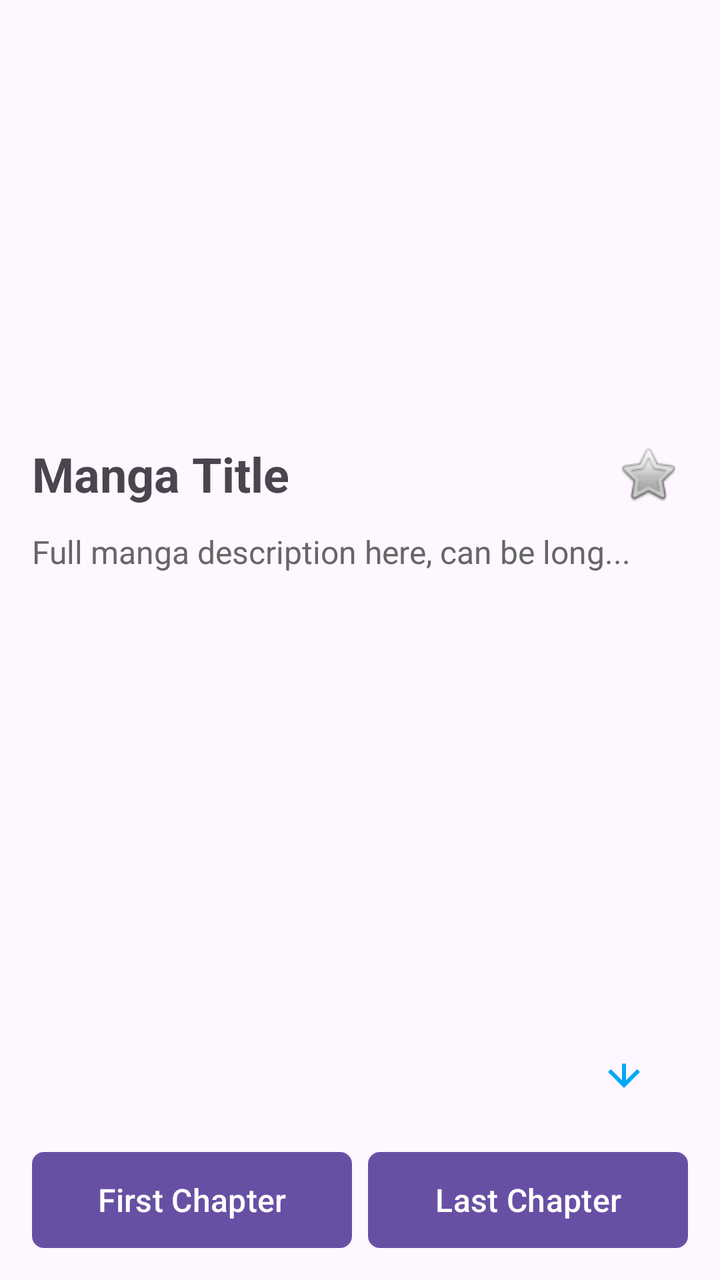
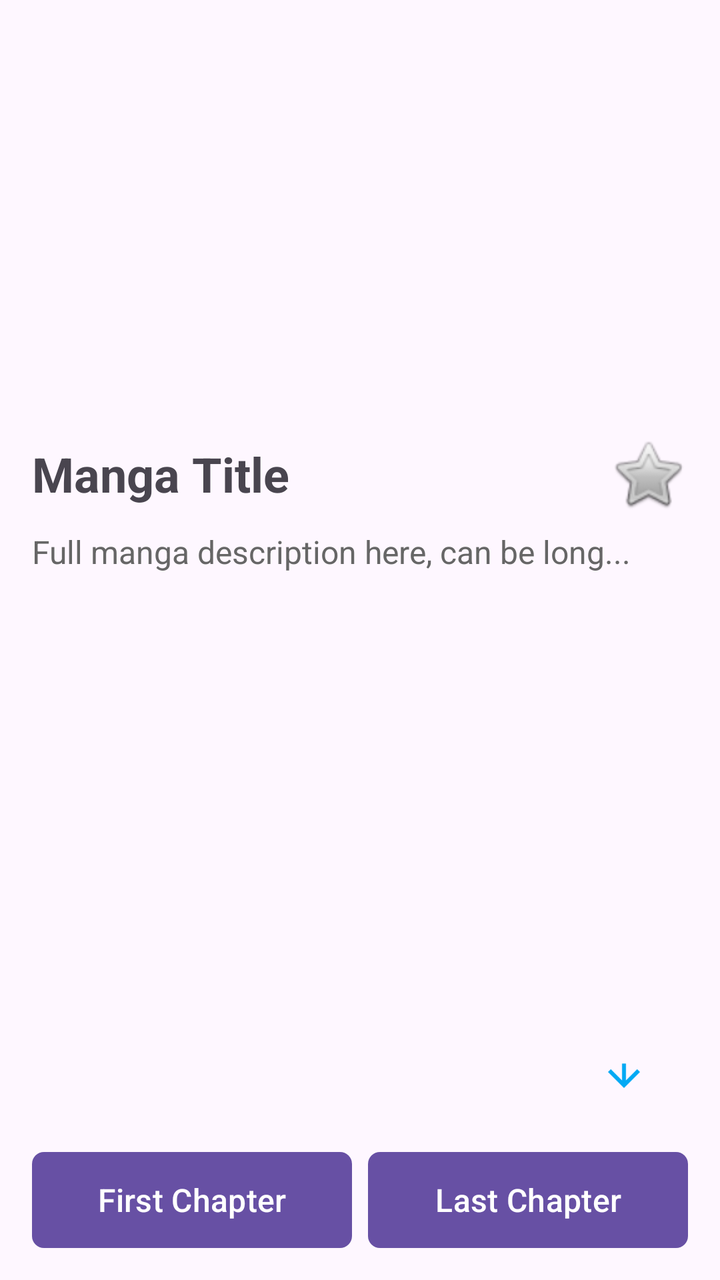

Compare the two renders of this Android layout. The source of the first and the diff that turns it into the second are given below.
<!-- AndroidManifest.xml: application theme Theme.MangaV5 -->
<!-- res/layout/activity_manga_page.xml -->
<?xml version="1.0" encoding="utf-8"?>
<LinearLayout xmlns:android="http://schemas.android.com/apk/res/android"
    xmlns:app="http://schemas.android.com/apk/res-auto"
    android:id="@+id/mangaPageLayout"
    android:layout_width="match_parent"
    android:layout_height="match_parent"
    android:fitsSystemWindows="true"
    android:orientation="vertical"
    android:padding="16dp">

    
    <androidx.constraintlayout.widget.ConstraintLayout
        android:layout_width="match_parent"
        android:layout_height="wrap_content">

        
        <androidx.constraintlayout.widget.ConstraintLayout
            android:id="@+id/coverContainer"
            android:layout_width="379dp"
            android:layout_height="189dp"
            app:layout_constraintEnd_toEndOf="parent"
            app:layout_constraintStart_toStartOf="parent"
            app:layout_constraintTop_toTopOf="parent">

            <ImageView
                android:id="@+id/mangaCoverImagePage"
                android:layout_width="0dp"
                android:layout_height="0dp"
                android:contentDescription="manga cover"
                android:scaleType="centerCrop"
                app:layout_constraintBottom_toBottomOf="parent"
                app:layout_constraintEnd_toEndOf="parent"
                app:layout_constraintStart_toStartOf="parent"
                app:layout_constraintTop_toTopOf="parent" />

            <ProgressBar
                android:id="@+id/coverLoading"
                android:layout_width="48dp"
                android:layout_height="48dp"
                android:visibility="gone"
                app:layout_constraintBottom_toBottomOf="parent"
                app:layout_constraintEnd_toEndOf="parent"
                app:layout_constraintStart_toStartOf="parent"
                app:layout_constraintTop_toTopOf="parent" />
        </androidx.constraintlayout.widget.ConstraintLayout>

        
        <LinearLayout
            android:id="@+id/titleWithBookmarkPage"
            android:layout_width="0dp"
            android:layout_height="wrap_content"
            android:layout_marginTop="12dp"
            android:gravity="center_vertical"
            android:orientation="horizontal"
            app:layout_constraintEnd_toEndOf="parent"
            app:layout_constraintStart_toStartOf="parent"
            app:layout_constraintTop_toBottomOf="@id/coverContainer">

            <TextView
                android:id="@+id/mangaTitlePage"
                android:layout_width="0dp"
                android:layout_height="wrap_content"
                android:layout_weight="1"
                android:text="Manga Title"
                android:textSize="24sp"
                android:textStyle="bold" />

            <ImageButton
                android:id="@+id/bookmarkButtonPage"
                android:layout_width="40dp"
                android:layout_height="40dp"
                android:layout_marginStart="8dp"
                android:background="@android:color/transparent"
                android:contentDescription="Bookmark"
                android:src="@android:drawable/btn_star_big_off" />
        </LinearLayout>

    </androidx.constraintlayout.widget.ConstraintLayout>

    
    <FrameLayout
        android:layout_width="match_parent"
        android:layout_height="wrap_content"
        android:layout_marginTop="8dp">

        <androidx.core.widget.NestedScrollView
            android:id="@+id/descriptionScrollPage"
            android:layout_width="match_parent"
            android:layout_height="150dp"
            android:fillViewport="true"
            android:scrollbars="vertical">

            <TextView
                android:id="@+id/mangaDescriptionPage"
                android:layout_width="match_parent"
                android:layout_height="wrap_content"
                android:text="Full manga description here, can be long..."
                android:textColor="#666"
                android:textSize="16sp" />
        </androidx.core.widget.NestedScrollView>

        <ProgressBar
            android:id="@+id/descriptionLoadingPage"
            android:layout_width="48dp"
            android:layout_height="48dp"
            android:layout_gravity="center"
            android:visibility="gone" />
    </FrameLayout>

    
    <FrameLayout
        android:id="@+id/chaptersContainerPage"
        android:layout_width="match_parent"
        android:layout_height="0dp"
        android:layout_marginTop="16dp"
        android:layout_weight="1">

        <androidx.recyclerview.widget.RecyclerView
            android:id="@+id/chaptersRecyclerViewPage"
            android:layout_width="match_parent"
            android:layout_height="match_parent" />

        
        <ImageButton
            android:id="@+id/scrollToBottomButtonPage"
            android:layout_width="48dp"
            android:layout_height="48dp"
            android:layout_gravity="bottom|end"
            android:layout_margin="8dp"
            android:background="?attr/selectableItemBackgroundBorderless"
            android:backgroundTint="@color/teal_700"
            android:contentDescription="Scroll to bottom"
            android:src="@drawable/ic_arrow_downward" />

        
        <ProgressBar
            android:id="@+id/chaptersLoadingPage"
            android:layout_width="48dp"
            android:layout_height="48dp"
            android:layout_gravity="center"
            android:visibility="gone" />
    </FrameLayout>

    
    <LinearLayout
        android:layout_width="match_parent"
        android:layout_height="wrap_content"
        android:layout_marginTop="8dp"
        android:gravity="center"
        android:orientation="horizontal">

        <Button
            android:id="@+id/firstChapterButtonPage"
            android:layout_width="0dp"
            android:layout_height="wrap_content"
            android:layout_weight="1"
            android:background="@drawable/btn_rounded"
            android:backgroundTint="#2196F3"
            android:text="First Chapter"
            android:textAllCaps="false"
            android:textColor="#FFFFFF"
            android:textSize="16sp" />

        <Button
            android:id="@+id/lastChapterButtonPage"
            android:layout_width="0dp"
            android:layout_height="wrap_content"
            android:layout_marginStart="8dp"
            android:layout_weight="1"
            android:background="@drawable/btn_rounded"
            android:backgroundTint="#4CAF50"
            android:text="Last Chapter"
            android:textAllCaps="false"
            android:textColor="#FFFFFF"
            android:textSize="16sp" />
    </LinearLayout>

</LinearLayout>
<!-- resources referenced by this layout -->
<resources>
  <color name="teal_700">#FF018786</color>
  <!-- drawable btn_rounded (drawable) -->
  <?xml version="1.0" encoding="utf-8"?>
  <shape xmlns:android="http://schemas.android.com/apk/res/android">
      <solid android:color="?attr/colorButtonNormal" />
      <corners android:radius="6dp" />
  </shape>
  <!-- drawable ic_arrow_downward (drawable) -->
  <?xml version="1.0" encoding="utf-8"?>
  <vector xmlns:android="http://schemas.android.com/apk/res/android"
      android:width="24dp"
      android:height="24dp"
      android:viewportWidth="24"
      android:viewportHeight="24">
      <path
          android:fillColor="#03A9F4"
          android:pathData="M4 12l1.41 -1.41L11 16.17v-8.34h2v8.34l5.59 -5.58L20 12l-8 8-8 -8z"/>
  </vector>
  <style name="Theme.MangaV5" parent="Theme.MaterialComponents.DayNight.DarkActionBar">
          
          <item name="colorPrimary">@color/purple_500</item>
          <item name="colorPrimaryVariant">@color/purple_700</item>
          <item name="colorOnPrimary">@color/white</item>
          
          <item name="colorSecondary">@color/teal_200</item>
          <item name="colorSecondaryVariant">@color/teal_700</item>
          <item name="colorOnSecondary">@color/black</item>
          
          <item name="android:statusBarColor">?attr/colorPrimaryVariant</item>
          
      </style>
  <color name="purple_500">#FF6200EE</color>
  <color name="purple_700">#FF3700B3</color>
  <color name="white">#FFFFFFFF</color>
  <color name="teal_200">#FF03DAC5</color>
  <color name="black">#FF000000</color>
</resources>

<!-- the commit's change to res/layout/activity_manga_page.xml (unified diff, before → after) -->
@@ -65,7 +65,7 @@
                 android:textSize="24sp"
                 android:textStyle="bold" />
 
-            <ImageButton
+            <ImageView
                 android:id="@+id/bookmarkButtonPage"
                 android:layout_width="40dp"
                 android:layout_height="40dp"
